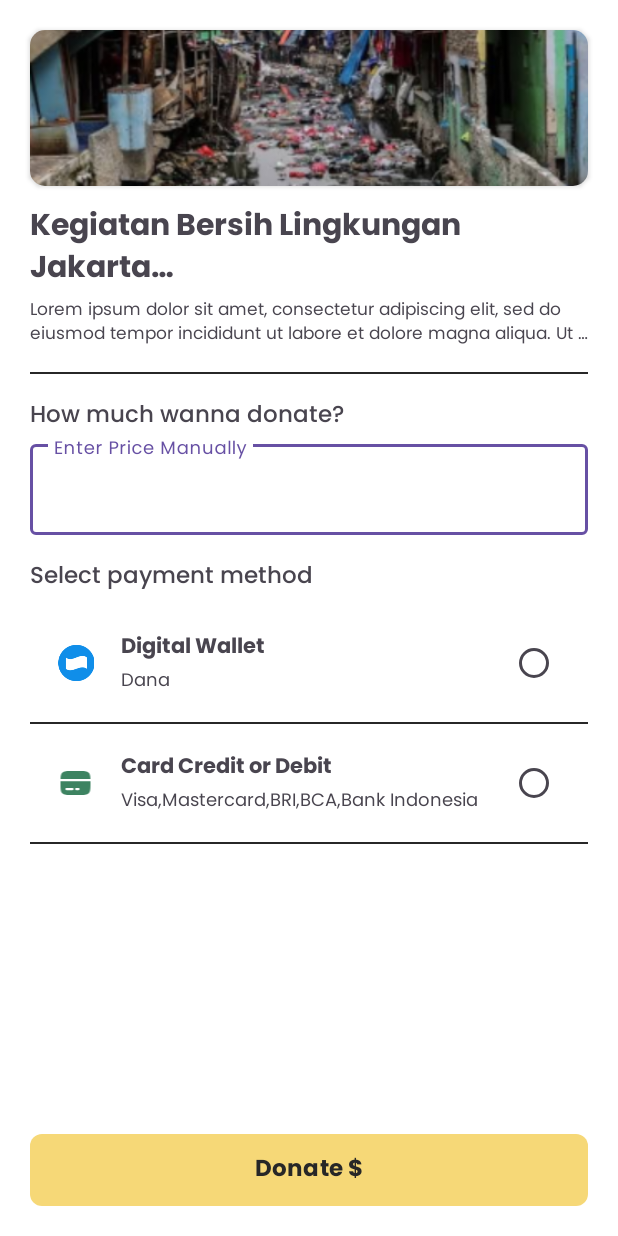
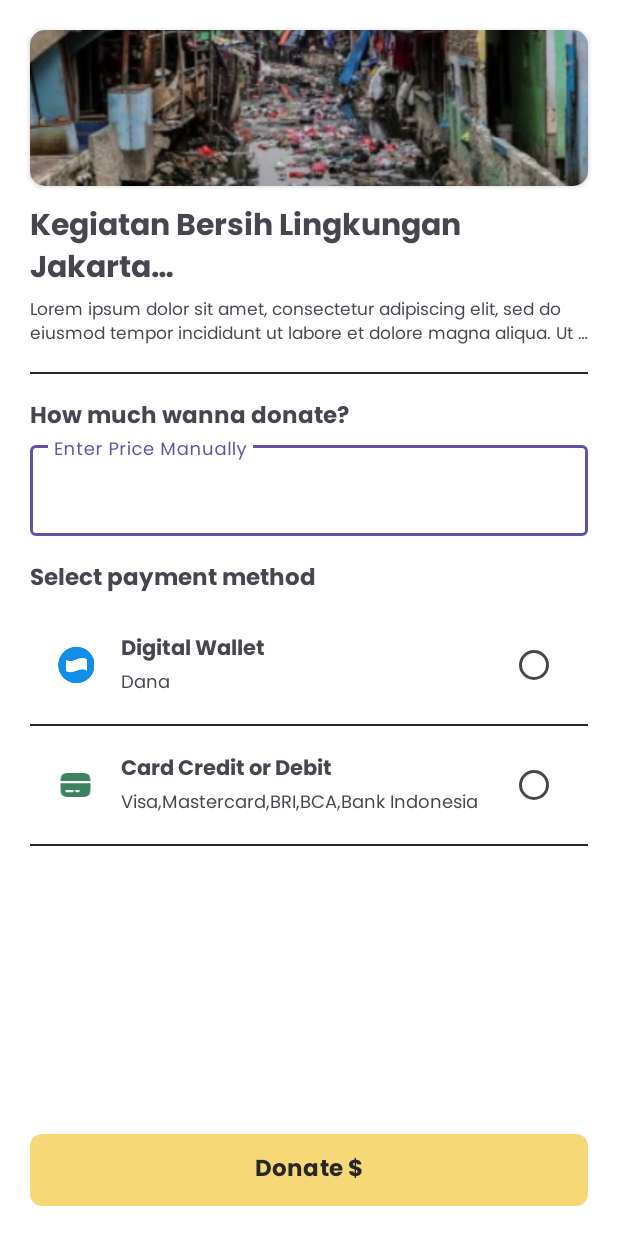
Before and after one commit to TatangMengkudu/BANGKIT-SOStainable, an Android app: the DonateActivity screen opened directly, with no data from a screen before it, on a phone screen of 412 x 824 dp. Run offline under Robolectric (Android 15) with nearby library versions, the phone set to English and light mode, and no system bars.

Commit message:
[DONATE] Improved the donate activity page regarding font family

```diff
--- a/app/src/main/res/layout/activity_donate.xml
+++ b/app/src/main/res/layout/activity_donate.xml
@@ -101,7 +101,7 @@
         android:layout_width="0dp"
         android:layout_height="wrap_content"
         android:text="How much wanna donate?"
-        android:fontFamily="@font/poppins_medium"
+        android:fontFamily="@font/poppins_bold"
         android:textSize="15sp"
         android:layout_marginTop="15dp"
         app:layout_constraintEnd_toEndOf="@+id/guidelineVerticalRight"
@@ -130,7 +130,7 @@
         android:layout_height="wrap_content"
         android:layout_marginTop="15dp"
         android:text="Select payment method"
-        android:fontFamily="@font/poppins_medium"
+        android:fontFamily="@font/poppins_bold"
         android:textSize="15sp"
         app:layout_constraintEnd_toEndOf="@+id/guidelineVerticalRight"
         app:layout_constraintStart_toStartOf="@+id/guidelineVerticalLeft"
```
